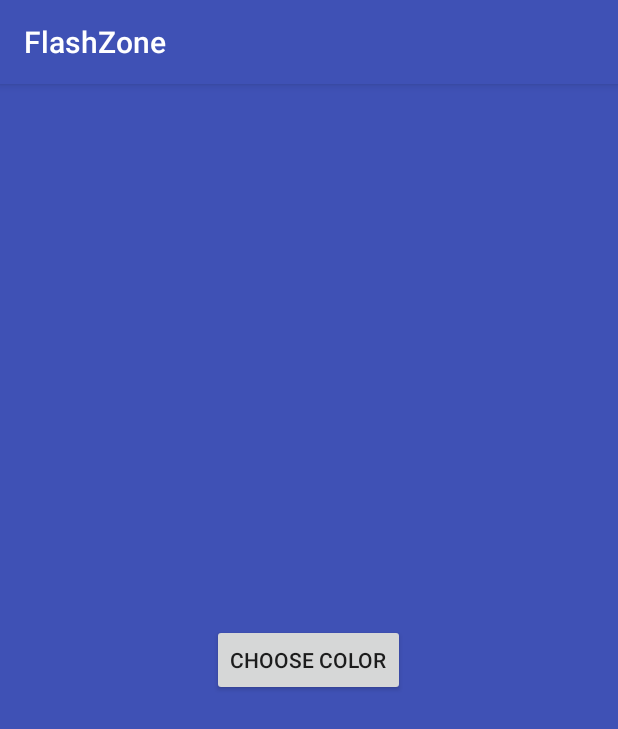
After one commit to ankix86/FlashZone, an Android app: the displaylight screen opened directly, with no data from a screen before it, on a phone screen of 412 x 824 dp. The commit adds this screen. Shown: the top 729 px of the screen. Run offline under Robolectric (Android 15) with nearby library versions, the phone set to English and light mode, and no system bars; libraries missing offline, so code that uses them is left out: yuku.ambilwarna.

Commit message:
New Features Added

```diff
--- a/app/build.gradle
+++ b/app/build.gradle
@@ -25,4 +25,5 @@ dependencies {
     testImplementation 'junit:junit:4.12'
     androidTestImplementation 'com.android.support.test:runner:1.0.2'
     androidTestImplementation 'com.android.support.test.espresso:espresso-core:3.0.2'
+    implementation 'com.github.yukuku:ambilwarna:2.0.1'
 }
--- /dev/null
+++ b/app/src/main/java/myapplication/com/dex/flashzone/displaylight.java
@@ -0,0 +1,52 @@
+package myapplication.com.dex.flashzone;
+
+import android.os.Bundle;
+import android.support.annotation.Nullable;
+import android.support.v4.content.ContextCompat;
+import android.support.v7.app.AppCompatActivity;
+import android.view.View;
+import android.widget.Button;
+import android.widget.RelativeLayout;
+
+import yuku.ambilwarna.AmbilWarnaDialog;
+
+public class displaylight extends AppCompatActivity {
+
+    private int DefaultColor;
+    private Button ColorPicker;
+    private RelativeLayout relativeLayout;
+
+    @Override
+    protected void onCreate(@Nullable Bundle savedInstanceState) {
+        super.onCreate(savedInstanceState);
+        setContentView(R.layout.displaylight);
+
+        DefaultColor = ContextCompat.getColor(this,R.color.colorPrimary);
+        relativeLayout = (RelativeLayout) findViewById(R.id.Display);
+        ColorPicker  = (Button) findViewById(R.id.colorpicker);
+
+
+        ColorPicker.setOnClickListener(new View.OnClickListener() {
+            @Override
+            public void onClick(View view) {
+                openColorPicker();
+            }
+        });
+    }
+
+    private void openColorPicker(){
+        AmbilWarnaDialog colorpicker = new AmbilWarnaDialog(this, DefaultColor, new AmbilWarnaDialog.OnAmbilWarnaListener() {
+            @Override
+            public void onCancel(AmbilWarnaDialog dialog) {
+
+            }
+
+            @Override
+            public void onOk(AmbilWarnaDialog dialog, int color) {
+            DefaultColor = color;
+            relativeLayout.setBackgroundColor(DefaultColor);
+            }
+        });
+              colorpicker.show();
+    }
+}
--- /dev/null
+++ b/app/src/main/res/layout/displaylight.xml
@@ -0,0 +1,17 @@
+<?xml version="1.0" encoding="utf-8"?>
+<RelativeLayout
+    xmlns:android="http://schemas.android.com/apk/res/android" android:layout_width="match_parent"
+    android:layout_height="match_parent"
+    android:id="@+id/Display"
+    android:background="@color/colorPrimary">
+
+    <Button
+        android:layout_width="wrap_content"
+        android:layout_height="wrap_content"
+        android:text="Choose Color"
+        android:id="@+id/colorpicker"
+        android:layout_centerHorizontal="true"
+        android:layout_centerVertical="true"
+        />
+
+</RelativeLayout>
```
Also changed, not shown: app/src/main/AndroidManifest.xml (+7 -0 lines), app/src/main/java/myapplication/com/dex/flashzone/MainActivity.java (+60 -4 lines), app/src/main/res/layout/activity_main.xml (+36 -19 lines), app/src/main/res/drawable/imgoff.png (added), app/src/main/res/drawable/imgon.png (added).
